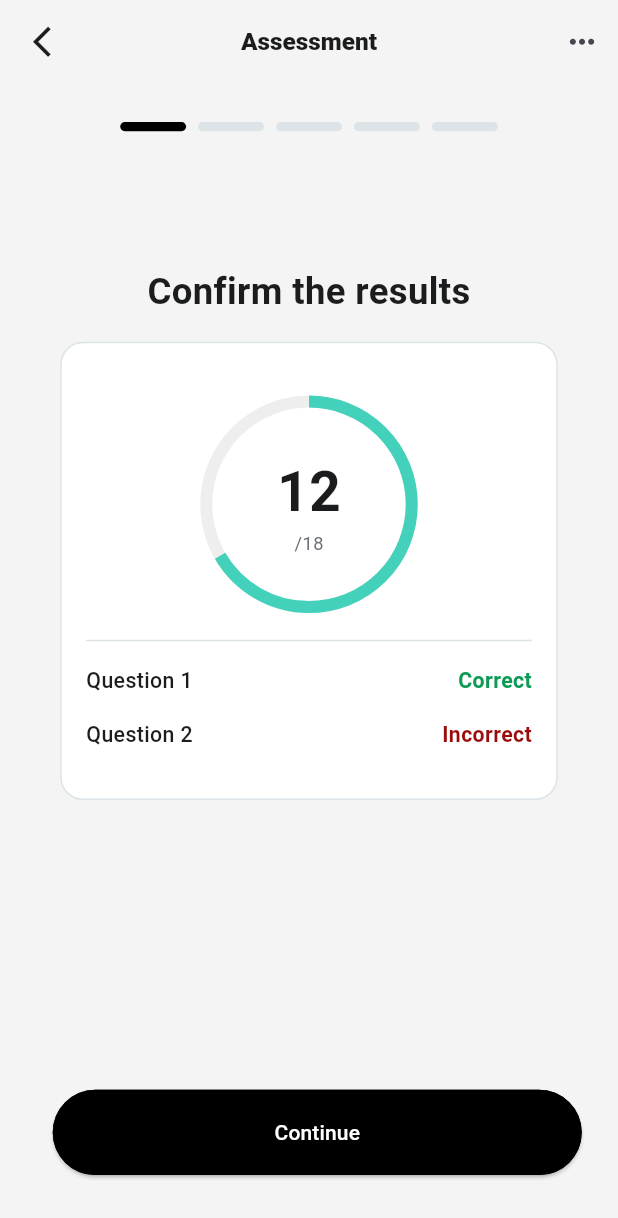
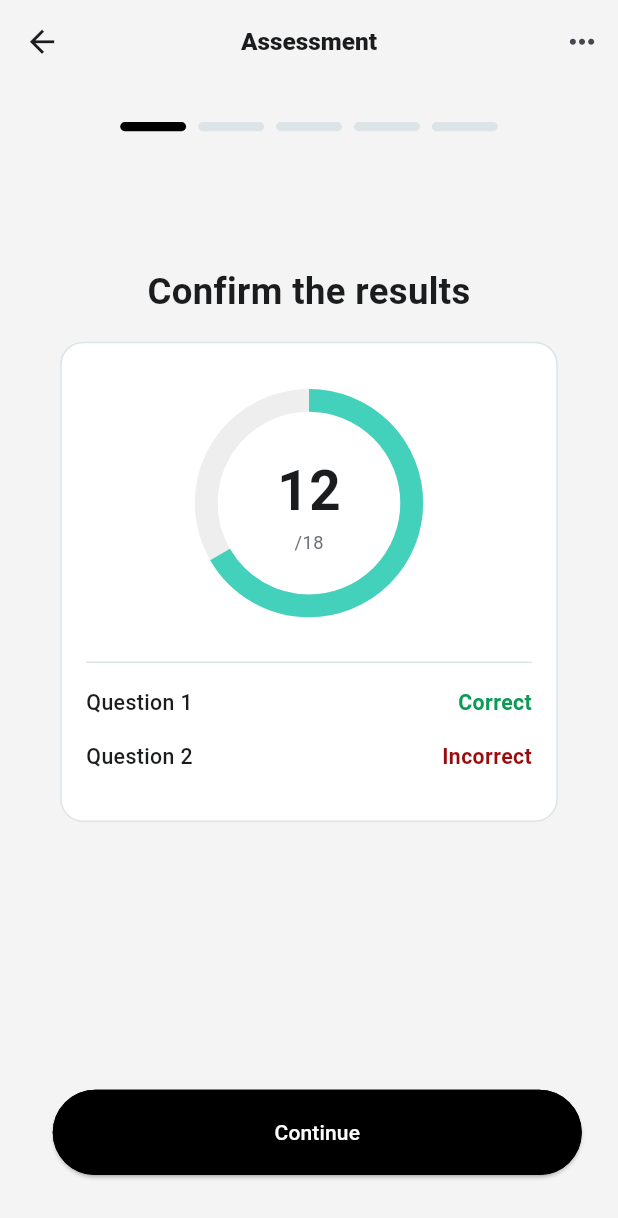
Before and after one commit to YahyaKreiyeh/MeasureAp, a Flutter app: the AssessmentScreen screen opened by its route, swiped to page 5, on a phone screen of 412 x 824 dp. Shown: the top 1218 px of the screen. Run offline on Flutter 3.47's test engine with Material 3 defaults, Android fonts, the phone set to English and light mode, and no system bars; our stand-ins replace dio, flutter_bloc, flutter_screenutil, freezed_annotation, get_it, lottie and 1 more; network calls fail.

Commit message:
- add new icons - change initial route - create navigation screen - add new routes for navigation screen - add spacing in assessment pages 3 and 4 - change circular progress indicator size in assessment page 5 - adjust navigations in assessment screen - make icon adaptive in assessment screen app bar - adjust button child in assessment navigation button depending on the current step

```diff
--- a/lib/core/routing/app_router.dart
+++ b/lib/core/routing/app_router.dart
@@ -5,12 +5,17 @@ import 'package:measureapp/features/assesment/logic/assessment_cubit.dart';
 import 'package:measureapp/features/assesment/ui/screens/assessment_screen.dart';
 import 'package:measureapp/features/home/ui/screens/home_screen.dart';
 import 'package:measureapp/features/home/ui/screens/new_assessment_screen.dart';
+import 'package:measureapp/navigation_screen.dart';
 
 class AppRouter {
   Route? generateRoute(RouteSettings settings) {
     // final arguments = settings.arguments;
 
     switch (settings.name) {
+      case Routes.navigationScreen:
+        return MaterialPageRoute(
+          builder: (_) => const NavigationScreen(),
+        );
       case Routes.homeScreen:
         return MaterialPageRoute(
           builder: (_) => const HomeScreen(),
--- a/lib/core/routing/routes.dart
+++ b/lib/core/routing/routes.dart
@@ -1,5 +1,6 @@
 class Routes {
   Routes._();
+  static const String navigationScreen = '/navigationScreen';
   static const String homeScreen = '/homeScreen';
   static const String newAssessmentScreen = '/newAssessmentScreen';
   static const String assessmentScreen = '/assessmentScreen';
--- a/lib/features/assesment/ui/pages/assessment_page_3.dart
+++ b/lib/features/assesment/ui/pages/assessment_page_3.dart
@@ -29,6 +29,7 @@ class AssessmentPage3 extends StatelessWidget {
             'Proin ultrices fringilla et scelerisque sed duis massa nulla. Eget arcu urna ipsum in neque ornare. Integer placerat rhoncus purus est ut ultrices. Pharetra amet faucibus tincidunt mattis in enim. Duis pharetra integer adipiscing quisque elementum lacus porta. Sit diam aliquam quisque purus tortor.\n\nUt turpis consectetur massa libero. Habitant lobortis dictum pretium et tortor facilisi in enim porttitor. Purus porta pulvinar sit ultrices aliquam ultrices lacus quam. Gravida etiam facilisis enim purus ornare quis donec leo dignissim. Etiam at non aliquam quis.\n\nPellentesque pellentesque at amet vitae turpis hac in. Felis eu purus vel interdum accumsan lorem dictu.',
             style: TextStyles.secondaryTextMedium14,
           ),
+          verticalSpace(50),
         ],
       ),
     );
--- a/lib/features/assesment/ui/pages/assessment_page_4.dart
+++ b/lib/features/assesment/ui/pages/assessment_page_4.dart
@@ -46,6 +46,7 @@ class AssessmentPage4 extends StatelessWidget {
             '1 correct',
             style: TextStyles.orangeText2ExtraBold14,
           ),
+          verticalSpace(30),
         ],
       ),
     );
--- a/lib/features/assesment/ui/pages/assessment_page_5.dart
+++ b/lib/features/assesment/ui/pages/assessment_page_5.dart
@@ -36,8 +36,8 @@ class AssessmentPage5 extends StatelessWidget {
                 children: [
                   verticalSpace(16),
                   SizedBox(
-                    height: 150,
-                    width: 150,
+                    height: 135.w,
+                    width: 135.w,
                     child: Stack(
                       children: [
                         Center(
@@ -46,7 +46,7 @@ class AssessmentPage5 extends StatelessWidget {
                             width: 135.r,
                             child: CircularProgressIndicator(
                               value: 12 / 18,
-                              strokeWidth: 8,
+                              strokeWidth: 15.r,
                               valueColor: const AlwaysStoppedAnimation(
                                 ColorsManager.teal,
                               ),
@@ -72,7 +72,7 @@ class AssessmentPage5 extends StatelessWidget {
                       ],
                     ),
                   ),
-                  verticalSpace(16),
+                  verticalSpace(32),
                   const Divider(
                     height: 0,
                     color: ColorsManager.fieldBorder,
--- a/lib/features/assesment/ui/widgets/assessment_app_bar.dart
+++ b/lib/features/assesment/ui/widgets/assessment_app_bar.dart
@@ -1,5 +1,6 @@
 import 'package:flutter/material.dart';
 import 'package:flutter_screenutil/flutter_screenutil.dart';
+import 'package:measureapp/core/utils/device/device_utility.dart';
 
 class AssessmentAppBar extends StatelessWidget implements PreferredSizeWidget {
   final void Function()? onPressed;
@@ -12,10 +13,15 @@ class AssessmentAppBar extends StatelessWidget implements PreferredSizeWidget {
   Widget build(BuildContext context) {
     return AppBar(
       leading: IconButton(
-        icon: Icon(
-          Icons.arrow_back_ios_new,
-          size: 24.r,
-        ),
+        icon: DeviceUtility.isIOS()
+            ? Icon(
+                Icons.arrow_back_ios_new,
+                size: 24.r,
+              )
+            : Icon(
+                Icons.arrow_back,
+                size: 24.r,
+              ),
         onPressed: onPressed,
       ),
       title: const Text('Assessment'),
--- a/lib/features/assesment/ui/widgets/assessment_navigation_buttons.dart
+++ b/lib/features/assesment/ui/widgets/assessment_navigation_buttons.dart
@@ -23,17 +23,19 @@ class AssessmentNavigationButtons extends StatelessWidget {
         if (currentStep > 0)
           AppOutlinedButton(
             onPressed: onBackPressed,
-            child: Icon(
-              Icons.arrow_back_ios_new,
-              size: 24.r,
-              color: ColorsManager.black,
-            ),
+            child: currentStep == 4
+                ? const Text('Back')
+                : Icon(
+                    Icons.arrow_back_ios_new,
+                    size: 24.r,
+                    color: ColorsManager.black,
+                  ),
           ),
         horizontalSpace(10),
         Expanded(
           child: AppElevatedButton(
             onPressed: onContinuePressed,
-            text: 'Continue',
+            text: currentStep == 4 ? 'Print' : 'Continue',
           ),
         ),
       ],
--- a/lib/measure_app.dart
+++ b/lib/measure_app.dart
@@ -92,8 +92,8 @@ class MeasureApp extends StatelessWidget {
           // ),
           // themeMode: ThemeMode.dark,
           debugShowCheckedModeBanner: false,
-          // initialRoute: Routes.homeScreen,
-          initialRoute: Routes.assessmentScreen,
+          initialRoute: Routes.navigationScreen,
+          // initialRoute: Routes.assessmentScreen,
           onGenerateRoute: appRouter.generateRoute,
         );
       },
```
Also changed, not shown: lib/core/utils/assets_managers/assets.gen.dart (+98 -0 lines), lib/features/assesment/ui/screens/assessment_screen.dart (+9 -7 lines), lib/navigation_screen.dart (added, +102 -0 lines), assets/icons/history.png (added), assets/icons/home.png (added), assets/icons/patients.png (added), assets/icons/settings.png (added).
